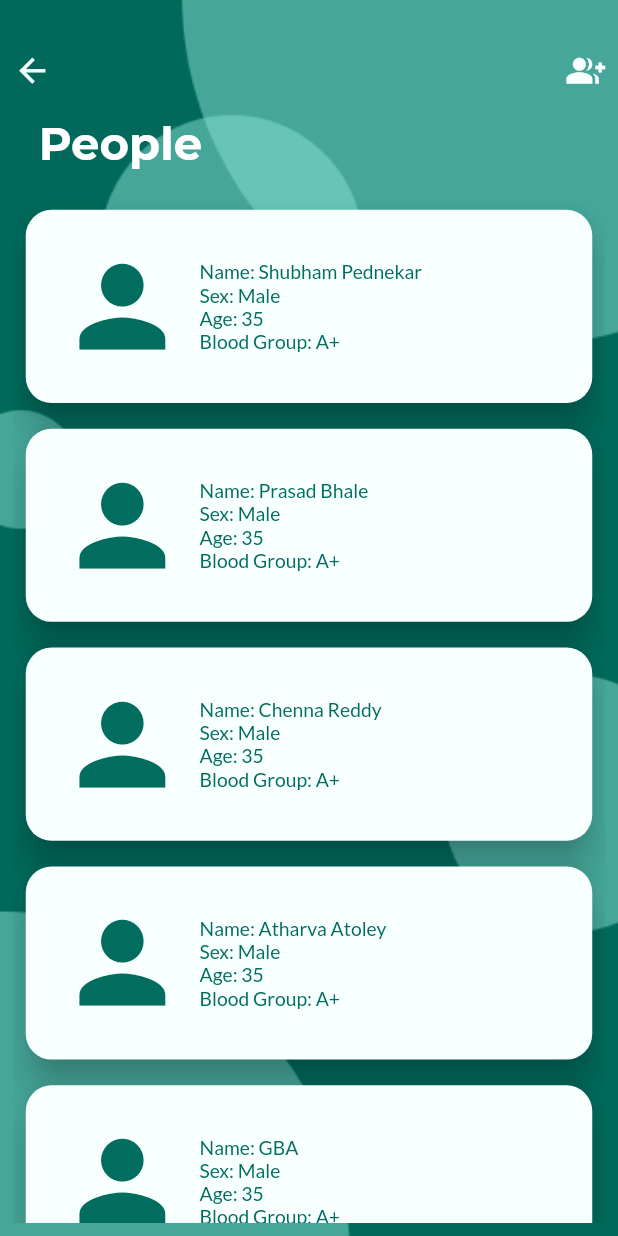
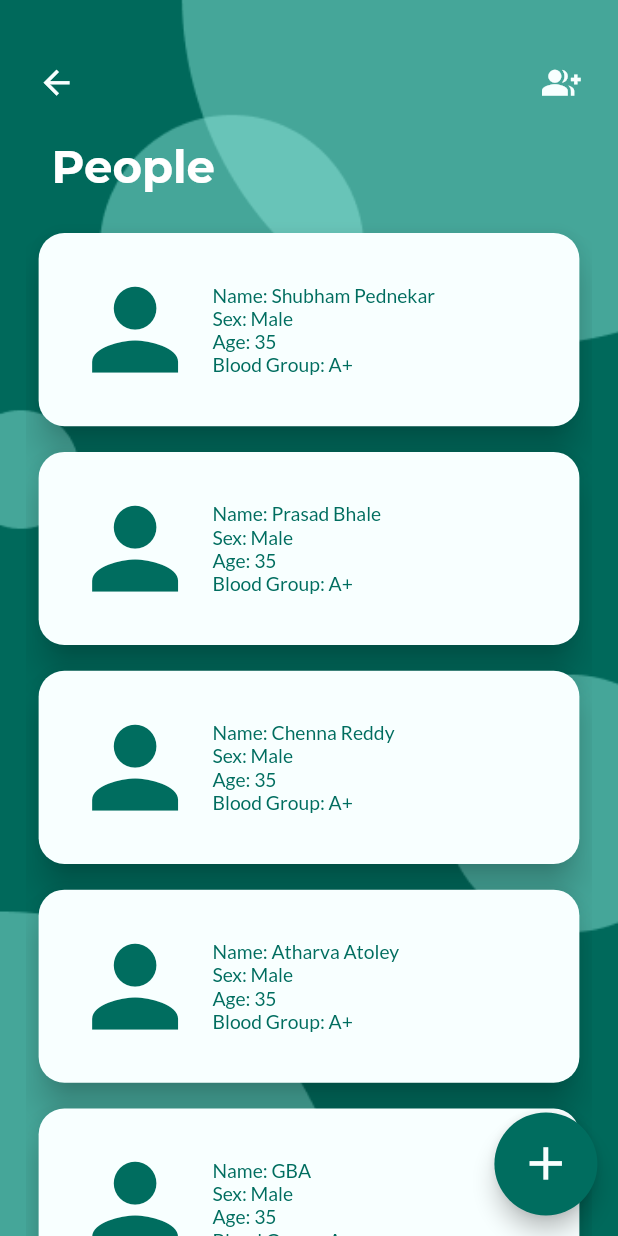
Before and after one commit to shubyaa/Flutter_blood_donate, a Flutter app: the screen it shows after launch, scrolled down 376 dp, after a tap on the "people" icon, on a phone screen of 412 x 824 dp. Run offline on Flutter 3.47's test engine with Material 2 defaults, Android fonts, the light colour scheme and no system bars; our stand-ins replace fl_chart, flutter_svg, flutter_switch, google_fonts, responsive_framework; network calls fail.

Commit message:
added add people page
added add people page with slide transition and bottom nav functionality with animation

```diff
--- a/blood_donate/lib/profile.dart
+++ b/blood_donate/lib/addPeople.dart
@@ -1,9 +1,17 @@
 import 'package:blood_donate/AppTheme/styles.dart';
 import 'package:blood_donate/app_widgets.dart';
+import 'package:blood_donate/main/main_screen.dart';
 import 'package:flutter/cupertino.dart';
 import 'package:flutter/material.dart';
 
-class ProfilePage extends StatelessWidget {
+class AddPeople extends StatefulWidget {
+  @override
+  State<AddPeople> createState() => _AddPeopleState();
+}
+
+class _AddPeopleState extends State<AddPeople> {
+  int pageIndex = -1;
+
   @override
   Widget build(BuildContext context) {
     return Container(
@@ -13,31 +21,58 @@ class ProfilePage extends StatelessWidget {
           fit: BoxFit.cover,
         ),
       ),
+      child: SafeArea(
         child: Scaffold(
+          floatingActionButton: Container(
+            width: 80,
+            height: 80,
+            child: FittedBox(
+              child: FloatingActionButton(
+                onPressed: () => {},
+                // shape: ,
+                backgroundColor: darkGreen,
+                child: Icon(
+                  Icons.add,
+                  size: 30,
+                  color: offWhite,
+                ),
+              ),
+            ),
+          ),
           backgroundColor: Colors.transparent,
           body: ResopnsiveWidget(
             landscape: Container(
               color: offWhite,
             ),
             mobile: Padding(
-              padding: const EdgeInsets.fromLTRB(10, 40, 10, 10),
+              padding: const EdgeInsets.fromLTRB(20, 40, 20, 0),
               child: SafeArea(
                 child: Column(
                   children: [
                     Row(
                       crossAxisAlignment: CrossAxisAlignment.center,
                       mainAxisAlignment: MainAxisAlignment.spaceBetween,
-                      children: const [
-                        Icon(
+                      children: [
+                        IconButton(
+                          icon: Icon(
                             Icons.arrow_back,
                             size: IconSize,
                             color: offWhite,
                           ),
-                        Icon(
+                          onPressed: () {
+                            Navigator.of(context).pop();
+                          },
+                        ),
+                        IconButton(
+                          icon: Icon(
                             Icons.group_add,
                             color: offWhite,
                             size: IconSize,
-                        )
+                          ),
+                          onPressed: () {
+                            // Navigator.pop(context);
+                          },
+                        ),
                       ],
                     ),
                     Align(
@@ -123,7 +158,9 @@ class ProfilePage extends StatelessWidget {
                 ),
               ),
             ),
-          )),
+          ),
+        ),
+      ),
     );
   }
 }
--- a/blood_donate/lib/home.dart
+++ b/blood_donate/lib/home.dart
@@ -1,6 +1,8 @@
 import 'package:blood_donate/AppTheme/styles.dart';
 import 'package:blood_donate/app_widgets.dart';
-import 'package:blood_donate/profile.dart';
+import 'package:blood_donate/addPeople.dart';
+import 'package:blood_donate/main.dart';
+import 'package:blood_donate/main/main_screen.dart';
 import 'package:flutter/material.dart';
 import 'package:flutter_switch/flutter_switch.dart';
 import 'package:google_fonts/google_fonts.dart';
@@ -58,7 +60,6 @@ class HomePage extends StatelessWidget {
                       children: [
                         Expanded(
                           child: Column(
-                            crossAxisAlignment: CrossAxisAlignment.stretch,
                             mainAxisAlignment: MainAxisAlignment.spaceEvenly,
                             children: [
                               Row(
@@ -80,14 +81,12 @@ class HomePage extends StatelessWidget {
                                     onPressed: () {
                                       Navigator.push(
                                         context,
-                                        MaterialPageRoute(
-                                            builder: (context) =>
-                                                ProfilePage()),
+                                        CustomPageRoute(child: AddPeople()),
                                       );
                                     },
                                     icon: Icon(
                                       Icons.people,
-                                      size: IconSize,
+                                      size: 30,
                                       color: Color.fromRGBO(239, 252, 250, 1),
                                     ),
                                   ),
@@ -96,7 +95,6 @@ class HomePage extends StatelessWidget {
 
                               // ignore: sized_box_for_whitespace
                               Row(
-                                // mainAxisSize: MainAxisSize.max,
                                 crossAxisAlignment: CrossAxisAlignment.end,
                                 mainAxisAlignment:
                                     MainAxisAlignment.spaceBetween,
--- a/blood_donate/lib/main.dart
+++ b/blood_donate/lib/main.dart
@@ -133,3 +133,24 @@ class _MyHomePageState extends State<MyHomePage> {
     );
   }
 }
+
+class CustomPageRoute extends PageRouteBuilder {
+  final Widget child;
+
+  CustomPageRoute({required this.child})
+      : super(
+          transitionDuration: Duration(milliseconds: 300),
+          pageBuilder: (context, animation, secondaryAnimation) => child,
+        );
+
+  @override
+  Widget buildTransitions(BuildContext context, Animation<double> animation,
+          Animation<double> secondaryAnimation, Widget child) =>
+      SlideTransition(
+        position: Tween<Offset>(
+          begin: Offset(1, 0),
+          end: Offset.zero,
+        ).animate(animation),
+        child: child,
+      );
+}
--- a/blood_donate/lib/main/main_screen.dart
+++ b/blood_donate/lib/main/main_screen.dart
@@ -1,13 +1,12 @@
 import 'package:animations/animations.dart';
 import 'package:blood_donate/AppTheme/styles.dart';
+import 'package:blood_donate/addPeople.dart';
 import 'package:blood_donate/app_widgets.dart';
 import 'package:blood_donate/auth.dart';
 import 'package:blood_donate/home.dart';
-import 'package:blood_donate/profile.dart';
+import 'package:blood_donate/maps.dart';
 import 'package:blood_donate/settings.dart';
 import 'package:flutter/material.dart';
-import 'package:flutter/src/foundation/key.dart';
-import 'package:flutter/src/widgets/framework.dart';
 import 'package:blood_donate/app_widgets.dart';
 
 class MainScreen extends StatefulWidget {
@@ -19,10 +18,15 @@ class MainScreen extends StatefulWidget {
 
 class _MainScreenState extends State<MainScreen> {
   int pageIndex = 0;
+
+  // PageController pageController_ =
+  //     new PageController(initialPage: 0, keepPage: true);
+
   List<Widget> pageList = [
     const HomePage(),
-    ProfilePage(),
+    MapsPage(),
     SettingsPage(),
+    Login(),
   ];
 
   @override
@@ -30,6 +34,7 @@ class _MainScreenState extends State<MainScreen> {
     return Scaffold(
       extendBody: true,
       body: PageTransitionSwitcher(
+        duration: Duration(milliseconds: 500),
         transitionBuilder: (child, primaryAnimation, secondaryAnimation) =>
             FadeThroughTransition(
           animation: primaryAnimation,
@@ -39,11 +44,9 @@ class _MainScreenState extends State<MainScreen> {
         child: pageList[pageIndex],
       ),
       bottomNavigationBar: BottomNavigationBar(
-        onTap: ((value) {
-          setState(() {
-            pageIndex = value;
-          });
-        }),
+        landscapeLayout: BottomNavigationBarLandscapeLayout.linear,
+        onTap: bottomTapped,
+        enableFeedback: false,
         currentIndex: pageIndex,
         showSelectedLabels: false,
         showUnselectedLabels: false,
@@ -59,9 +62,19 @@ class _MainScreenState extends State<MainScreen> {
           BottomNavigationBarItem(icon: Icon(Icons.settings), label: ''),
           BottomNavigationBarItem(icon: Icon(Icons.person), label: ''),
         ],
-
-        // onTap: ,
       ),
     );
   }
+
+  // void onPageChanged(int value) {
+  //   setState(() {
+  //     pageIndex = value;
+  //   });
+  // }
+
+  void bottomTapped(int value) {
+    setState(() {
+      pageIndex = value;
+    });
+  }
 }
--- a/blood_donate/pubspec.yaml
+++ b/blood_donate/pubspec.yaml
@@ -44,6 +44,7 @@ dependencies:
   flutter_switch: ^0.3.2
   responsive_framework: ^0.2.0
   animations: ^2.0.3
+  rxdart: ^0.27.5
 
 dev_dependencies:
   flutter_test:
@@ -51,6 +52,7 @@ dev_dependencies:
   flutter_launcher_icons: "0.9.2"
   flutter_svg: ^0.22.0
   fl_chart: ^0.55.0
+  page_transition: "^2.0.9"
 
   # The "flutter_lints" package below contains a set of recommended lints to
   # encourage good coding practices. The lint set provided by the package is
```
Also changed, not shown: blood_donate/lib/maps.dart (added, +10 -0 lines), blood_donate/pubspec.lock, 1 other file. Lines whose indentation alone changed are shown as unchanged.
